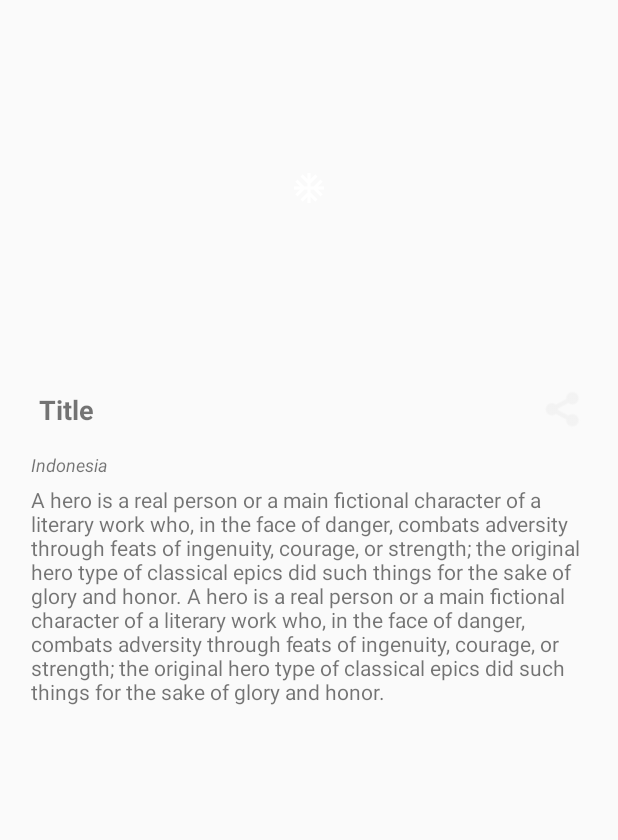
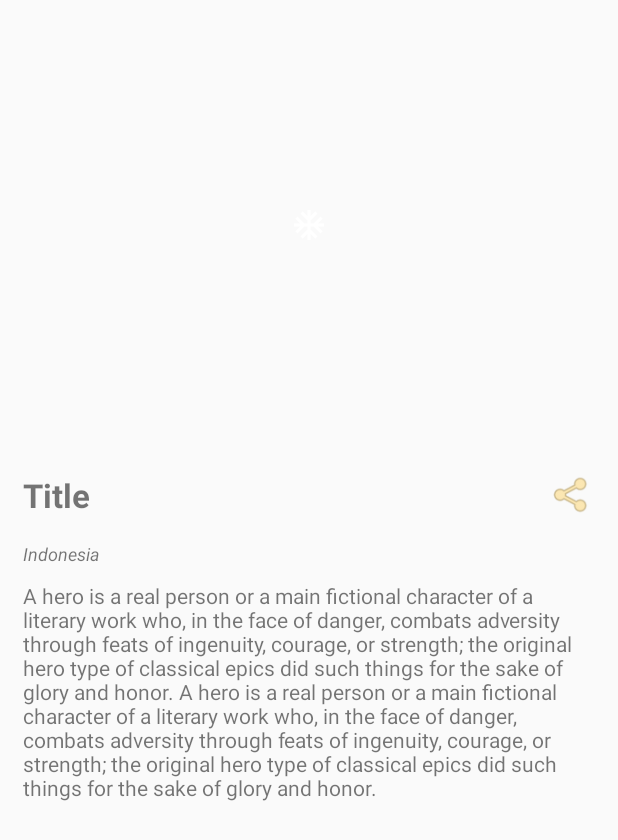
Before and after one commit to monsterwkwk/android_listleadersapp, an Android app: the LeaderDetailActivity screen opened directly, with no data from a screen before it, on a phone screen of 412 x 824 dp. Shown: the top 840 px of the screen. Run offline under Robolectric (Android 15) with nearby library versions, the phone set to English and light mode, and no system bars; pictures from the network do not load; 4 statements that could not run were skipped.

Commit message:
[rahmatkurniawan] LeaderDetail - restyling layout

```diff
--- a/app/src/main/res/layout/activity_leader_detail.xml
+++ b/app/src/main/res/layout/activity_leader_detail.xml
@@ -12,7 +12,7 @@
         <ImageView
             android:id="@+id/ivDetailImage"
             android:layout_width="match_parent"
-            android:layout_height="250dp"
+            android:layout_height="300dp"
             android:scaleType="centerInside"
             android:src="@drawable/ic_logo" />
 
@@ -21,7 +21,8 @@
             android:layout_width="match_parent"
             android:layout_height="match_parent"
             android:layout_below="@+id/ivDetailImage"
-            android:layout_marginHorizontal="15dp"
+            android:layout_marginHorizontal="10dp"
+            android:layout_marginTop="10dp"
             android:baselineAligned="false"
             android:orientation="horizontal"
             android:padding="5dp">
@@ -30,10 +31,9 @@
                 android:id="@+id/tvDetailTitle"
                 android:layout_width="0dp"
                 android:layout_height="wrap_content"
-                android:layout_margin="5dp"
                 android:layout_weight="1"
                 android:text="@string/detail_list_title"
-                android:textSize="18sp"
+                android:textSize="22sp"
                 android:textStyle="bold" />
 
             <ImageView
@@ -42,7 +42,7 @@
                 android:layout_height="match_parent"
                 android:layout_gravity="center"
                 android:src="@android:drawable/ic_menu_share"
-                android:tint="#eeeeee" />
+                android:tint="@color/button_default" />
 
         </LinearLayout>
 
@@ -51,7 +51,7 @@
             android:layout_width="match_parent"
             android:layout_height="match_parent"
             android:layout_below="@+id/llHead"
-            android:layout_marginHorizontal="15dp"
+            android:layout_marginHorizontal="10dp"
             android:baselineAligned="false"
             android:orientation="vertical"
             android:padding="5dp">
@@ -60,6 +60,7 @@
                 android:id="@+id/tvDetailCountry"
                 android:layout_width="match_parent"
                 android:layout_height="wrap_content"
+                android:layout_marginTop="5dp"
                 android:text="@string/detail_list_country"
                 android:textSize="12sp"
                 android:textStyle="italic" />
@@ -68,7 +69,7 @@
                 android:id="@+id/tvDetailDescription"
                 android:layout_width="match_parent"
                 android:layout_height="wrap_content"
-                android:layout_marginTop="5dp"
+                android:layout_marginTop="10dp"
                 android:text="@string/detail_list_description" />
 
         </LinearLayout>
```
